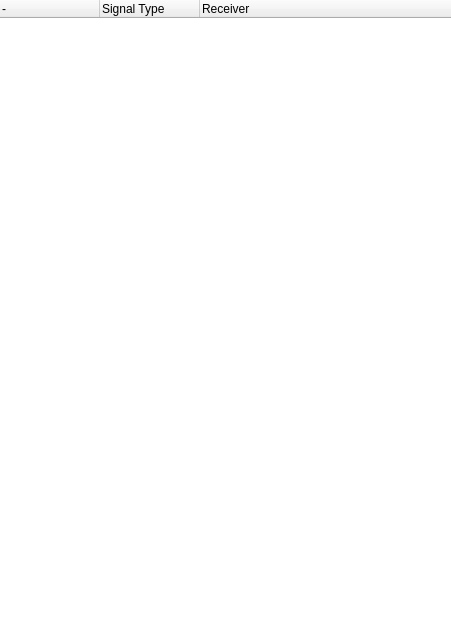
Above: src/editor/connection/connman.ui from aibolem/TeleScore before the change. Below: the same form after it.
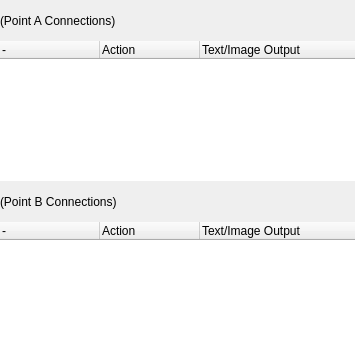
That is the form after the change.

Commit message:
A2B and B2A connection progress
- Not finished yet but we are getting there.

Patch:
```diff
--- a/src/editor/connection/connman.ui
+++ b/src/editor/connection/connman.ui
@@ -6,8 +6,8 @@
    <rect>
     <x>0</x>
     <y>0</y>
-    <width>451</width>
-    <height>630</height>
+    <width>355</width>
+    <height>342</height>
    </rect>
   </property>
   <property name="windowTitle">
@@ -29,8 +29,61 @@
    <property name="spacing">
     <number>0</number>
    </property>
-   <item row="0" column="0">
+   <item row="2" column="0">
+    <widget class="QLabel" name="label">
+     <property name="text">
+      <string>(Point B Connections)</string>
+     </property>
+    </widget>
+   </item>
+   <item row="3" column="0">
+    <widget class="QTreeWidget" name="treeWidget_2">
+     <property name="maximumSize">
+      <size>
+       <width>16777215</width>
+       <height>120</height>
+      </size>
+     </property>
+     <property name="frameShape">
+      <enum>QFrame::NoFrame</enum>
+     </property>
+     <property name="frameShadow">
+      <enum>QFrame::Plain</enum>
+     </property>
+     <property name="rootIsDecorated">
+      <bool>false</bool>
+     </property>
+     <property name="itemsExpandable">
+      <bool>false</bool>
+     </property>
+     <property name="expandsOnDoubleClick">
+      <bool>false</bool>
+     </property>
+     <column>
+      <property name="text">
+       <string>-</string>
+      </property>
+     </column>
+     <column>
+      <property name="text">
+       <string>Action</string>
+      </property>
+     </column>
+     <column>
+      <property name="text">
+       <string>Text/Image Output</string>
+      </property>
+     </column>
+    </widget>
+   </item>
+   <item row="1" column="0">
     <widget class="QTreeWidget" name="treeWidget">
+     <property name="maximumSize">
+      <size>
+       <width>16777215</width>
+       <height>140</height>
+      </size>
+     </property>
      <property name="frameShape">
       <enum>QFrame::NoFrame</enum>
      </property>
@@ -65,16 +118,23 @@
      </column>
      <column>
       <property name="text">
-       <string>Signal Type</string>
+       <string>Action</string>
       </property>
      </column>
      <column>
       <property name="text">
-       <string>Receiver</string>
+       <string>Text/Image Output</string>
       </property>
      </column>
     </widget>
    </item>
+   <item row="0" column="0">
+    <widget class="QLabel" name="label_2">
+     <property name="text">
+      <string>(Point A Connections)</string>
+     </property>
+    </widget>
+   </item>
   </layout>
  </widget>
  <resources/>
```
The commit also changes 10 other files.
